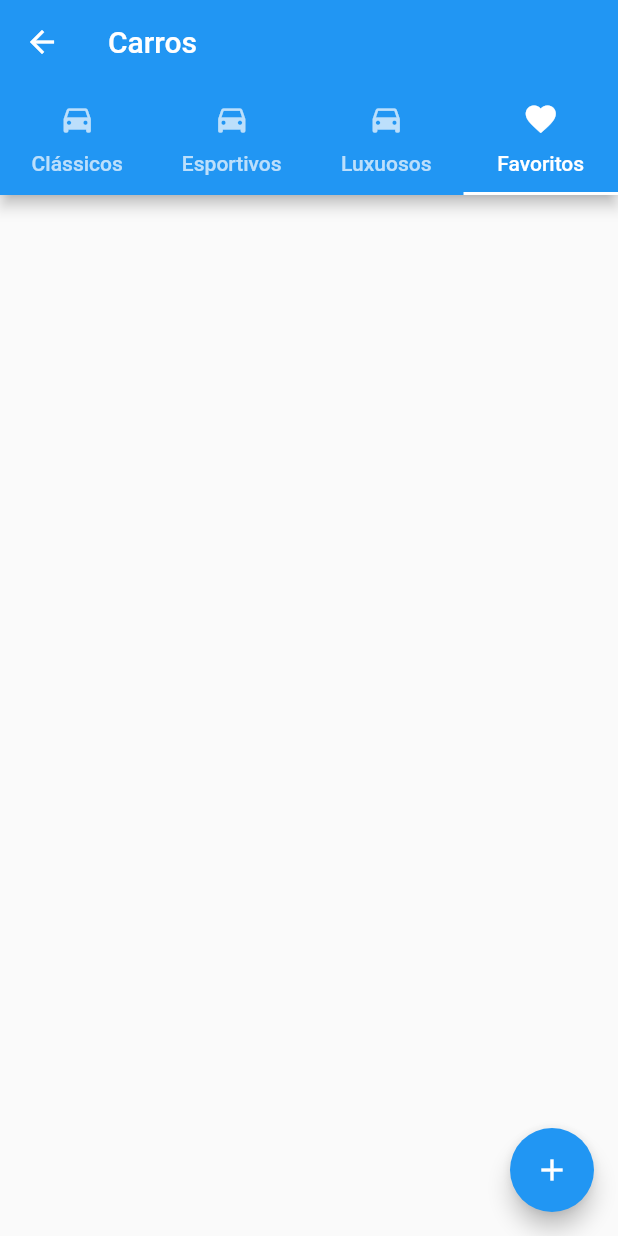
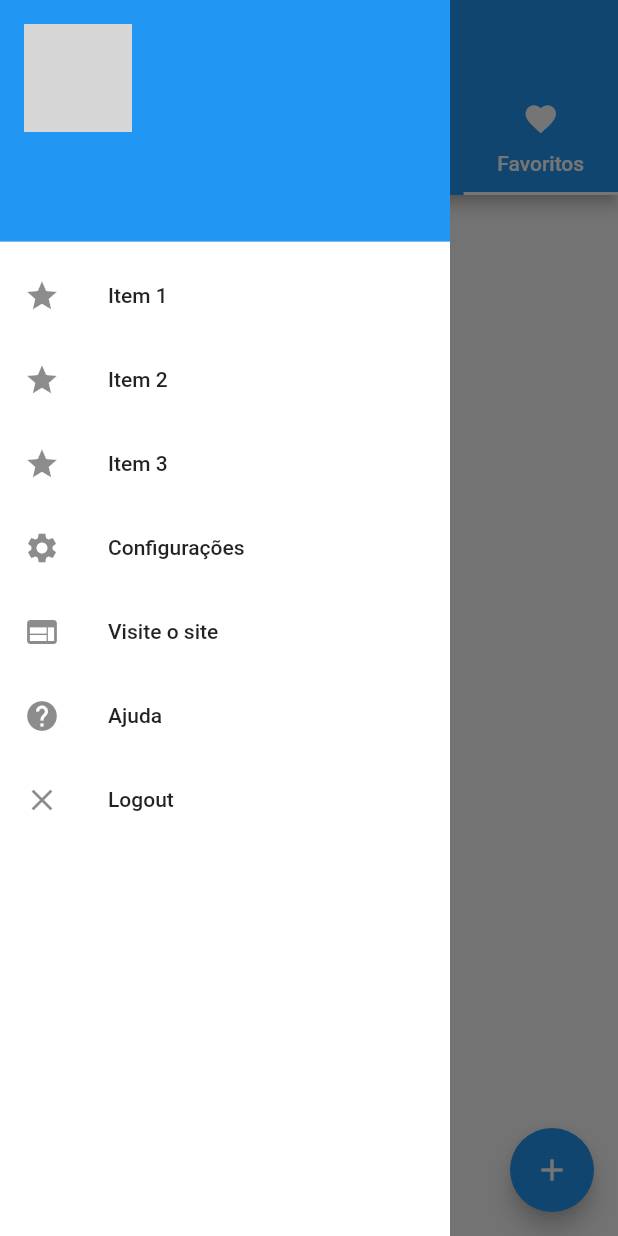
Before and after one commit to leandropilz/flutter-carros, a Flutter app: the HomePage screen opened directly, tab 4 chosen, with the side drawer open (before the commit the screen has no drawer), on a phone screen of 412 x 824 dp. Run offline on Flutter 3.47's test engine with Material 2 defaults, Android fonts, the phone set to English and light mode, and no system bars; our stand-ins replace connectivity, google_maps_flutter, image_picker, share, shared_preferences, sqflite and 1 more; accounts and stored records are empty; network calls fail; grey boxes are pictures that could not be loaded.

```diff
--- a/lib/domain/services/login_service.dart
+++ b/lib/domain/services/login_service.dart
@@ -5,9 +5,10 @@ import 'package:carros/domain/response.dart';
 import 'package:connectivity/connectivity.dart';
 import 'package:http/http.dart' as http;
 
+import '../user.dart';
+
 class LoginService {
   static Future<Response> login(String login, String passws) async {
-
     //Valida a conexão com a internet pelo.
     var connectivityResult = await (Connectivity().checkConnectivity());
     if (connectivityResult == ConnectivityResult.none) {
@@ -18,7 +19,17 @@ class LoginService {
       var url = 'http://livrowebservices.com.br/rest/login';
       final response =
           await http.post(url, body: {'login': login, 'senha': passws});
-      return Response.fromJson(json.decode(response.body));
+
+      final resp = Response.fromJson(json.decode(response.body));
+      if (resp.isOk()) {
+        final user = User(
+          "Leandro Pilz",
+          login,
+          "leandro.pilzz@gmail.com",
+        );
+        user.save();
+      }
+      return resp;
     } catch (error) {
       return Response(false, handleError(error));
     }
--- /dev/null
+++ b/lib/domain/user.dart
@@ -0,0 +1,39 @@
+
+import 'dart:convert';
+
+import 'package:carros/utils/prefs.dart';
+
+class User {
+  final String nome;
+  final String login;
+  final String email;
+
+  User(this.nome,this.login, this.email);
+
+  User.fromJson(Map<String, dynamic> map)
+      :
+        this.nome = map["nome"],
+        this.login = map["login"],
+        this.email = map["email"];
+
+  void save() {
+    final map = {"nome": nome,"login": login, "email": email};
+    Prefs.setString("user.prefs", json.encode(map));
+  }
+
+  static Future<User> get() async {
+    String s = await Prefs.getString("user.prefs");
+
+    print("USUARIO É $s");
+
+    if(s == null || s.isEmpty) {
+      return null;
+    }
+    final user = User.fromJson(json.decode(s));
+    return user;
+  }
+
+  static clear () {
+    Prefs.setString("user.prefs", "");
+  }
+}
--- /dev/null
+++ b/lib/drawer-list.dart
@@ -0,0 +1,97 @@
+import 'package:carros/pages/login_page.dart';
+import 'package:carros/utils/nav.dart';
+import 'package:flutter/material.dart';
+
+import 'domain/user.dart';
+
+class DrawerList extends StatelessWidget {
+  @override
+  Widget build(BuildContext context) {
+    return SafeArea(
+      child: Container(
+        width: 300,
+        color: Colors.white,
+        child: ListView(
+          children: <Widget>[
+            UserAccountsDrawerHeader(
+              accountName: FutureBuilder<User>(
+                future: User.get(),
+                builder: (context, snapshot) {
+                  return snapshot.hasData ? Text(snapshot.data.nome) : Text("");
+                },
+              ),
+              accountEmail: FutureBuilder<User>(
+                future: User.get(),
+                builder: (context, snapshot) {
+                  return snapshot.hasData
+                      ? Text(snapshot.data.email)
+                      : Text("");
+                },
+              ),
+              currentAccountPicture: CircleAvatar(
+                backgroundImage: NetworkImage(
+                    "https://cdn.iconscout.com/icon/free/png-256/avatar-372-456324.png"),
+              ),
+            ),
+            ListTile(
+              onTap: () {
+                print("Item 1");
+              },
+              title: Text("Item 1"),
+              leading: Icon(Icons.star),
+            ),
+            ListTile(
+              onTap: () {
+                print("Item 2");
+              },
+              title: Text("Item 2"),
+              leading: Icon(Icons.star),
+            ),
+            ListTile(
+              onTap: () {
+                print("Item 3");
+              },
+              title: Text("Item 3"),
+              leading: Icon(Icons.star),
+            ),
+            ListTile(
+              onTap: () {
+                print("Configurações");
+              },
+              title: Text("Configurações"),
+              leading: Icon(Icons.settings),
+            ),
+            ListTile(
+              onTap: () {
+                print("Ajuda");
+              },
+              title: Text("Visite o site"),
+              leading: Icon(Icons.web),
+            ),
+            ListTile(
+              onTap: () {
+                print("Ajuda");
+              },
+              title: Text("Ajuda"),
+              leading: Icon(Icons.help),
+            ),
+            ListTile(
+              onTap: () {
+                _logout(context);
+              },
+              title: Text("Logout"),
+              leading: Icon(Icons.close),
+            )
+          ],
+        ),
+      ),
+    );
+  }
+
+  void _logout(BuildContext context) {
+    print("Logout");
+    pop(context);
+    pushReplacement(context, LoginPage());
+    User.clear();
+  }
+}
--- a/lib/main.dart
+++ b/lib/main.dart
@@ -1,4 +1,4 @@
-import 'package:carros/pages/login_pages.dart';
+import 'package:carros/pages/login_page.dart';
 import 'package:flutter/material.dart';
 
 void main() => runApp(MyApp());
--- a/lib/pages/home_page.dart
+++ b/lib/pages/home_page.dart
@@ -5,6 +5,8 @@ import 'package:carros/utils/prefs.dart';
 import 'package:carros/widgets/carros_page.dart';
 import 'package:carros/widgets/favoritos_page.dart';
 import 'package:flutter/material.dart';
+
+import '../drawer-list.dart';
 
 class HomePage extends StatefulWidget {
   @override
@@ -71,6 +73,7 @@ class _HomePageState extends State<HomePage>
           push(context, CarroFormPage());
         },
       ), //FloatingActionButton
+      drawer: DrawerList(), //Drawer
     ); //Scaffold
   }
 }
--- a/lib/pages/login_pages.dart
+++ b/lib/pages/login_page.dart
@@ -135,7 +135,7 @@ class _LoginPageState extends State<LoginPage> {
     });
 
     if (response.isOk()) {
-      push(context, HomePage());
+      pushReplacement(context, HomePage());
     } else {
       alert(context, "Erro", response.msg);
     }
```
